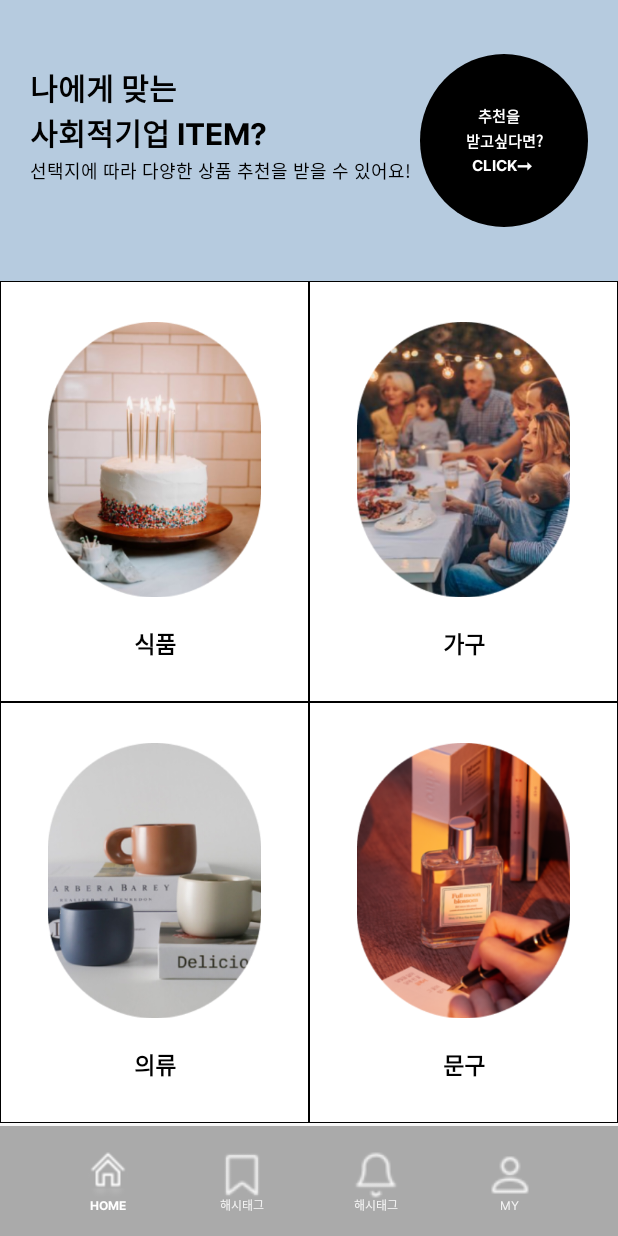
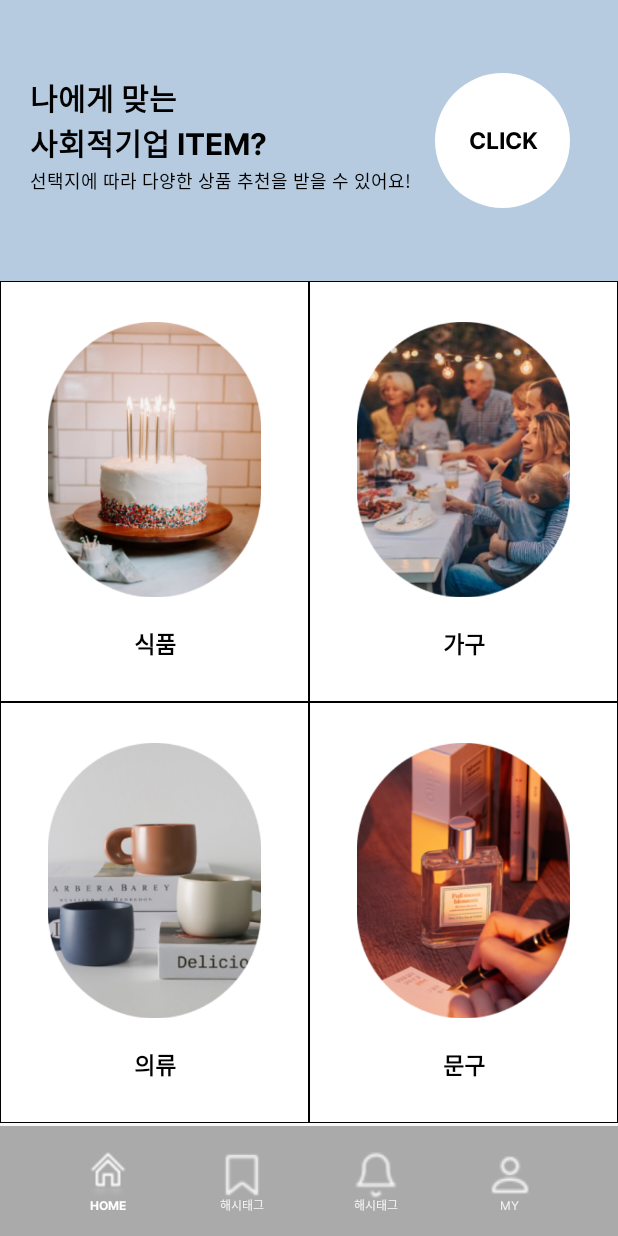
Before and after one commit to DongjieuN/bahrombridges0529, an Android app: the fragment GiftFragment placed in its activity, on a phone screen of 412 x 824 dp. Run offline under Robolectric (Android 15) with nearby library versions, the phone set to English and light mode, and no system bars.

Commit message:
fragment_gift 파일 버튼 변경

```diff
--- a/app/src/main/res/drawable/gift_and_taste_move_btn_shape.xml
+++ b/app/src/main/res/drawable/gift_and_taste_move_btn_shape.xml
@@ -1,7 +1,7 @@
 <?xml version="1.0" encoding="utf-8"?>
 <shape xmlns:android="http://schemas.android.com/apk/res/android"
     android:shape="oval">
-    <solid android:color="@color/black"/>
+    <solid android:color="@color/white"/>
     <corners android:radius="5dp" />
     <padding
         android:bottom="0dp"
--- a/app/src/main/res/layout/fragment_gift.xml
+++ b/app/src/main/res/layout/fragment_gift.xml
@@ -62,9 +62,9 @@
         <!-- 카테고리별 버튼 -->
         <androidx.appcompat.widget.AppCompatButton
             android:id="@+id/gift_recommend_btn"
-            android:layout_width="0dp"
-            android:layout_height="115dp"
-            android:layout_marginStart="280dp"
+            android:layout_width="90dp"
+            android:layout_height="90dp"
+            android:layout_marginStart="290dp"
             android:layout_marginEnd="100dp"
             android:layout_marginTop="50dp"
             android:layout_marginBottom="50dp"
@@ -75,14 +75,14 @@
             android:lineHeight="14.52dp"
             android:minWidth="0dp"
             android:minHeight="0dp"
-            android:paddingLeft="15dp"
-            android:paddingTop="5dp"
-            android:paddingRight="30dp"
-            android:paddingBottom="5dp"
-            android:text="    추천을\n받고싶다면?\n  click➞"
+            android:paddingLeft="7dp"
+            android:paddingTop="10dp"
+            android:paddingRight="10dp"
+            android:paddingBottom="10dp"
+            android:text="click"
             android:textAlignment="textStart"
-            android:textColor="@color/white"
-            android:textSize="10sp"
+            android:textColor="@color/black"
+            android:textSize="15sp"
             android:textStyle="bold"
             app:layout_constraintBottom_toBottomOf="@+id/gift_top_view"
             app:layout_constraintStart_toStartOf="parent"
```
